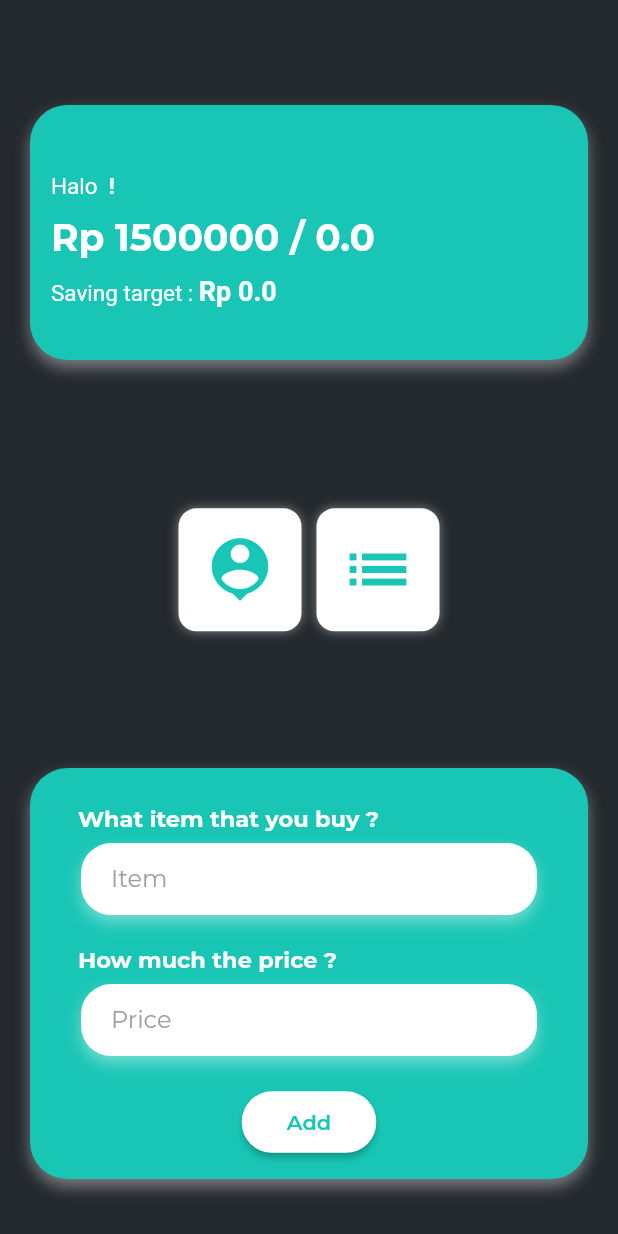
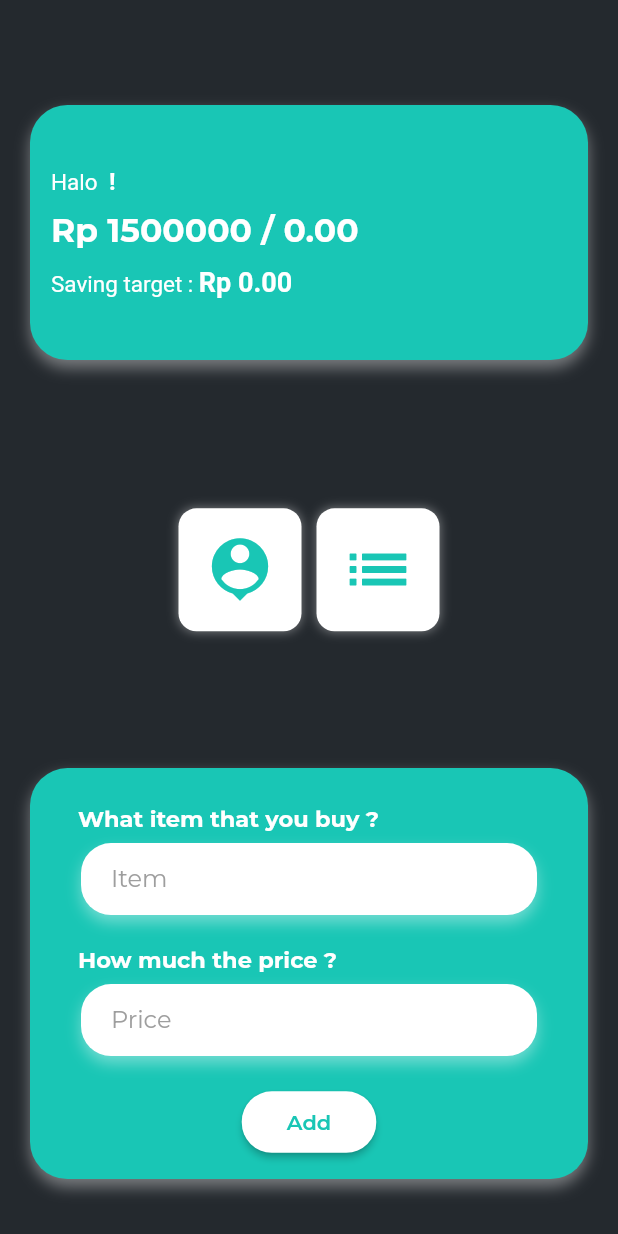
Before and after one commit to evanezent/danaku, a Flutter app: the Dashboard screen opened directly with empty values, on a phone screen of 412 x 824 dp. Run offline on Flutter 3.47's test engine with Material 2 defaults, Android fonts, the phone set to English and light mode, and no system bars; our stand-ins replace flutter_money_formatter, sqflite; accounts and stored records are empty; project files that could hold a hidden picture were left out.

Commit message:
money formatting

```diff
--- a/lib/ui/widgets/dashboard_header.dart
+++ b/lib/ui/widgets/dashboard_header.dart
@@ -1,5 +1,6 @@
 import 'package:danaku/constant/constants.dart';
 import 'package:flutter/material.dart';
+import 'package:flutter_money_formatter/flutter_money_formatter.dart';
 
 class DashboardHeader extends StatelessWidget {
   const DashboardHeader({
@@ -10,8 +11,12 @@ class DashboardHeader extends StatelessWidget {
   final double income;
   final double saving;
 
+
   @override
   Widget build(BuildContext context) {
+
+    FlutterMoneyFormatter fIncome = FlutterMoneyFormatter(amount: income);
+    FlutterMoneyFormatter fSaving = FlutterMoneyFormatter(amount: saving);
     Size size = MediaQuery.of(context).size;
     return Container(
       margin: EdgeInsets.only(top: 50, left: 20, right: 20),
@@ -26,7 +31,6 @@ class DashboardHeader extends StatelessWidget {
         mainAxisAlignment: MainAxisAlignment.center,
         crossAxisAlignment: CrossAxisAlignment.start,
         children: [
-          SizedBox(height: 10),
           RichText(
             text: TextSpan(
               text: 'Halo ',
@@ -37,15 +41,15 @@ class DashboardHeader extends StatelessWidget {
                     style: TextStyle(
                         color: Colors.white,
                         fontWeight: FontWeight.bold,
-                        fontSize: 15)),
+                        fontSize: 16)),
               ],
             ),
           ),
           SizedBox(height: 10),
           Text(
-            "Rp 1500000 / $income",
+            "Rp 1500000 / ${fIncome.output.nonSymbol}",
             style: TextStyle(
-                color: Colors.white, fontWeight: FontWeight.bold, fontSize: 25),
+                color: Colors.white, fontWeight: FontWeight.bold, fontSize: 22),
           ),
           SizedBox(height: 10),
           RichText(
@@ -57,7 +61,7 @@ class DashboardHeader extends StatelessWidget {
                   fontSize: 15),
               children: <TextSpan>[
                 TextSpan(
-                    text: 'Rp $saving',
+                    text: 'Rp ${fSaving.output.nonSymbol}',
                     style: TextStyle(
                         color: Colors.white,
                         fontWeight: FontWeight.bold,
--- a/pubspec.yaml
+++ b/pubspec.yaml
@@ -32,6 +32,7 @@ dependencies:
   sqflite:
   path_provider:
   intl:
+  flutter_money_formatter:
 
 dev_dependencies:
   flutter_test:
```
Also changed, not shown: pubspec.lock.
